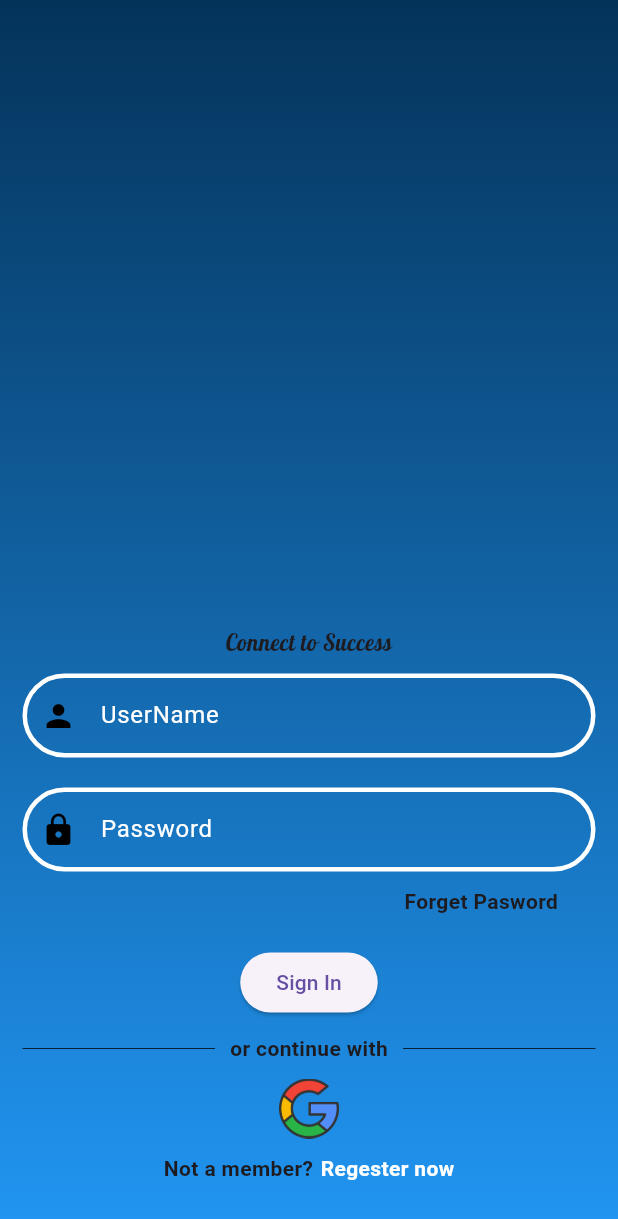
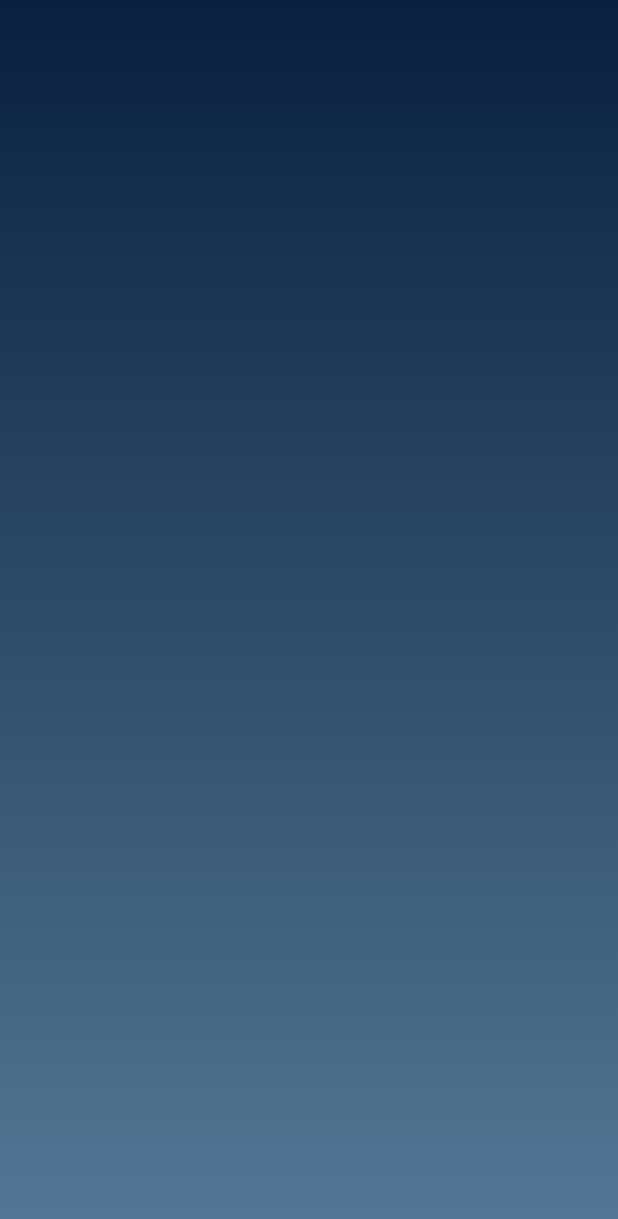
Before and after one commit to AjBhardwaj0709/brand_bridge, a Flutter app: the screen it shows after launch, after a tap on "Sign In", on a phone screen of 412 x 824 dp. Shown: the top 1219 px of the screen. Run offline on Flutter 3.47's test engine with Material 3 defaults, Android fonts, the phone set to English and light mode, and no system bars; our stand-ins replace device_preview, google_fonts.

Commit message:
till homepage

```diff
--- a/lib/main.dart
+++ b/lib/main.dart
@@ -1,21 +1,23 @@
+import 'package:brand_bridge/pages/homePage.dart';
 import 'package:brand_bridge/pages/login.dart';
+import 'package:brand_bridge/pages/signUp.dart';
 import 'package:brand_bridge/pages/splash_screen.dart';
 // import 'package:brand_bridge/theme/theme.dart';
 import 'package:flutter/foundation.dart';
 import 'package:flutter/material.dart';
 import 'package:device_preview/device_preview.dart';
 
+void main() {
+  runApp(
+    DevicePreview(
+      enabled: !kReleaseMode,
+      builder: (context) => const MyApp(), // Wrap your app
+    ),
+  );
+}
 // void main() {
-//   runApp(
-//     DevicePreview(
-//       enabled: !kReleaseMode,
-//       builder: (context) => const MyApp(), // Wrap your app
-//     ),
-//   );
+//   runApp(const MyApp());
 // }
-void main() {
-  runApp(const MyApp());
-}
 
 class MyApp extends StatelessWidget {
   const MyApp({super.key});
@@ -30,7 +32,9 @@ class MyApp extends StatelessWidget {
         canvasColor: Colors.transparent,
       ),
       routes: {
-        '/LoginPage': (context) => LoginPage(),
+        '/LoginPage': (context) =>  LoginPage(),
+        '/Signup':(context)=>  Signup(),
+        '/home':(context) =>  HomePage(),
       },
     );
   }
--- a/lib/pages/homePage.dart
+++ b/lib/pages/homePage.dart
@@ -0,0 +1,20 @@
+import 'package:brand_bridge/theme/theme.dart';
+import 'package:flutter/material.dart';
+
+class HomePage extends StatefulWidget {
+  const HomePage({super.key});
+
+  @override
+  State<HomePage> createState() => _HomePageState();
+}
+
+class _HomePageState extends State<HomePage> {
+  @override
+  Widget build(BuildContext context) {
+    return Scaffold(
+      body: Container(
+        decoration: BoxDecoration(gradient: AppColors.gradientBackground),
+      ),
+    );
+  }
+}
--- a/lib/pages/login.dart
+++ b/lib/pages/login.dart
@@ -30,7 +30,8 @@ class _LoginPageState extends State<LoginPage> {
                   Text(
                     "Connect to Success",
                     style: GoogleFonts.lobster(
-                      textStyle: TextStyle(fontSize: 15),
+                      textStyle: TextStyle(
+                          fontSize: 15, color: ElementColor.textColor),
                     ),
                   ),
                   SizedBox(height: 10),
@@ -42,17 +43,18 @@ class _LoginPageState extends State<LoginPage> {
                       hintText: "Enter Email or Username",
                       enabledBorder: OutlineInputBorder(
                           borderRadius: BorderRadius.all(Radius.circular(30)),
-                          borderSide:
-                              BorderSide(color: Colors.white, width: 3.0)),
+                          borderSide: BorderSide(
+                              color: ElementColor.primaryColor, width: 3.0)),
                       focusedBorder: OutlineInputBorder(
                         borderRadius: BorderRadius.all(Radius.circular(30)),
                         borderSide: BorderSide(
-                          color: Colors
-                              .white, // Color when the TextField is focused
+                          color: ElementColor
+                              .primaryColor, // Color when the TextField is focused
                           width: 3.0,
                         ),
                       ),
-                      prefixIcon: Icon(Icons.person, color: Colors.black),
+                      prefixIcon:
+                          Icon(Icons.person, color: ElementColor.primaryColor),
                     ),
                   ),
                   //End of Username Textbox
@@ -70,19 +72,22 @@ class _LoginPageState extends State<LoginPage> {
                       enabledBorder: OutlineInputBorder(
                         borderRadius: BorderRadius.all(Radius.circular(30)),
                         borderSide: BorderSide(
-                          color: Colors.white,
+                          color: ElementColor.primaryColor,
                           width: 3.0,
                         ),
                       ),
                       focusedBorder: OutlineInputBorder(
                         borderRadius: BorderRadius.all(Radius.circular(30)),
                         borderSide: BorderSide(
-                          color: Colors
-                              .white, // Color when the TextField is focused
+                          color: ElementColor
+                              .primaryColor, // Color when the TextField is focused
                           width: 2.0,
                         ),
                       ),
-                      prefixIcon: Icon(Icons.lock, color: Colors.black),
+                      prefixIcon: Icon(
+                        Icons.lock,
+                        color: ElementColor.primaryColor,
+                      ),
                     ),
                   ),
                   const SizedBox(
@@ -96,7 +101,9 @@ class _LoginPageState extends State<LoginPage> {
                       children: const [
                         Text(
                           "Forget Pasword",
-                          style: TextStyle(fontWeight: FontWeight.bold),
+                          style: TextStyle(
+                              fontWeight: FontWeight.bold,
+                              color: ElementColor.textColor),
                         ),
                       ],
                     ),
@@ -110,7 +117,14 @@ class _LoginPageState extends State<LoginPage> {
                       onPressed: () {
                         Navigator.pushNamed(context, '/home');
                       },
-                      child: Text("Sign In")),
+                      style: ButtonStyle(
+                          backgroundColor: WidgetStateProperty.all(
+                              ElementColor.primaryColor)),
+                      child: Text(
+                        "Sign In",
+                        style: TextStyle(
+                            color: Colors.black, fontWeight: FontWeight.bold),
+                      )),
 
                   SizedBox(
                     height: 10,
@@ -127,7 +141,9 @@ class _LoginPageState extends State<LoginPage> {
                         padding: EdgeInsets.symmetric(horizontal: 10.0),
                         child: Text(
                           "or continue with",
-                          style: TextStyle(fontWeight: FontWeight.bold),
+                          style: TextStyle(
+                              fontWeight: FontWeight.bold,
+                              color: ElementColor.textColor),
                         ),
                       ),
                       Expanded(
@@ -145,23 +161,31 @@ class _LoginPageState extends State<LoginPage> {
                     ),
                   ),
 
-                  Row(
-                      mainAxisAlignment: MainAxisAlignment.center,
-                      children: const [
+                  Row(mainAxisAlignment: MainAxisAlignment.center, children: [
                     Text(
                       "Not a member?",
-                          style: TextStyle(fontWeight: FontWeight.bold),
+                      style: TextStyle(
+                          fontWeight: FontWeight.bold,
+                          color: ElementColor.textColor),
                     ),
                     SizedBox(
                       width: 5,
                     ),
-                        Text(
+                    GestureDetector(
+                      onTap: (){
+                        Navigator.pushNamed(context, '/Signup');
+                      },
+                      child: Text(
                         'Regester now',
                         style: TextStyle(
-                              fontWeight: FontWeight.bold, color: Colors.white),
+                            fontWeight: FontWeight.bold,
+                            color: ElementColor.primaryColor),
+                      ),
                     )
                   ]),
-                      const SizedBox(height: 20.0,),
+                  const SizedBox(
+                    height: 20.0,
+                  ),
                 ],
               ),
             ),
--- a/lib/theme/theme.dart
+++ b/lib/theme/theme.dart
@@ -1,31 +1,25 @@
 import 'package:flutter/material.dart';
 
-
 class AppColors {
-  static const Color primaryColor = Colors.red;
-  static const Color accentColor = Colors.blue;
-
   // Define a static method to return the gradient
   static LinearGradient get gradientBackground {
     return const LinearGradient(
       begin: Alignment.topCenter,
       end: Alignment.bottomCenter,
-      colors: [Color.fromARGB(255, 4, 51, 90), Colors.blue], // Example colors
+      // colors: [Color.fromARGB(255, 4, 51, 90), Colors.blue],
+      colors: [
+        Color(0xff09203f),
+        Color(0xff537895),
+      ], // Example colors
     );
   }
 }
 
-ThemeData lightMode= ThemeData(
-  brightness: Brightness.light,
-  colorScheme: const ColorScheme.light(
-    surface: Colors.grey,
-  ),
+class ElementColor {
+  // static Color get primaryColor {
+  //   return const Color.fromARGB(255, 165, 236, 168);
+  // }
+  static const Color primaryColor= Color.fromRGBO(37, 211, 102, 1);
+  static const Color textColor= Color(0xFFFFFFFF);
 
-);
-
-ThemeData darkMode= ThemeData(
-  brightness: Brightness.dark,
-  colorScheme: const ColorScheme.dark(
-    surface: Colors.black,
-  )
-);
+}
```
Also changed, not shown: lib/pages/signUp.dart (added, +168 -0 lines), 1 other file. Lines whose indentation alone changed are shown as unchanged.
